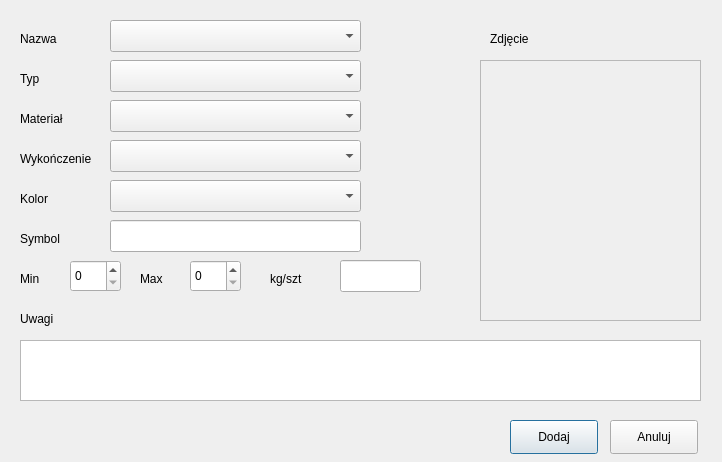
The window that product.ui (lkucz/magazyn) describes before a commit, drawn with Qt 5.
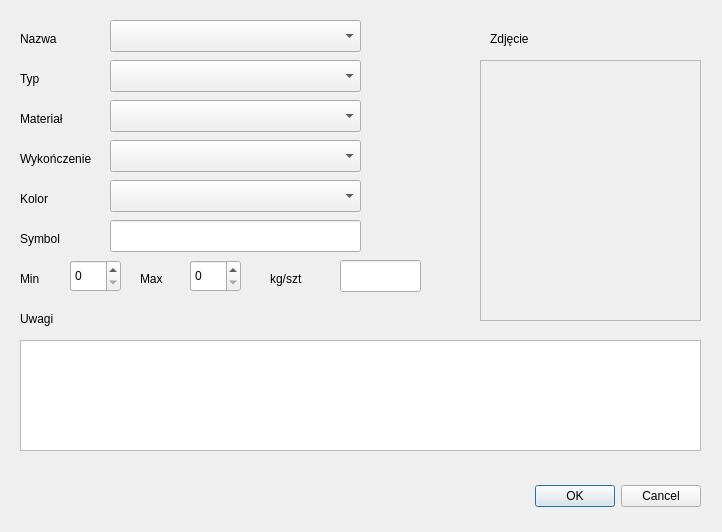
The same window after the commit.

Patch:
```diff
--- a/product.ui
+++ b/product.ui
@@ -7,7 +7,7 @@
     <x>0</x>
     <y>0</y>
     <width>722</width>
-    <height>462</height>
+    <height>532</height>
    </rect>
   </property>
   <property name="windowTitle">
@@ -268,34 +268,24 @@
      <x>20</x>
      <y>340</y>
      <width>681</width>
-     <height>61</height>
+     <height>111</height>
     </rect>
    </property>
   </widget>
-  <widget class="QPushButton" name="addButton">
+  <widget class="QDialogButtonBox" name="buttonBox">
    <property name="geometry">
     <rect>
-     <x>510</x>
-     <y>420</y>
-     <width>88</width>
-     <height>34</height>
+     <x>360</x>
+     <y>480</y>
+     <width>341</width>
+     <height>32</height>
     </rect>
    </property>
-   <property name="text">
-    <string>Dodaj</string>
+   <property name="orientation">
+    <enum>Qt::Horizontal</enum>
    </property>
-  </widget>
-  <widget class="QPushButton" name="cancelButton">
-   <property name="geometry">
-    <rect>
-     <x>610</x>
-     <y>420</y>
-     <width>88</width>
-     <height>34</height>
-    </rect>
-   </property>
-   <property name="text">
-    <string>Anuluj</string>
+   <property name="standardButtons">
+    <set>QDialogButtonBox::Cancel|QDialogButtonBox::Ok</set>
    </property>
   </widget>
  </widget>
```
Left out of the diff: 35 changed lines with no effect on the pictures.
